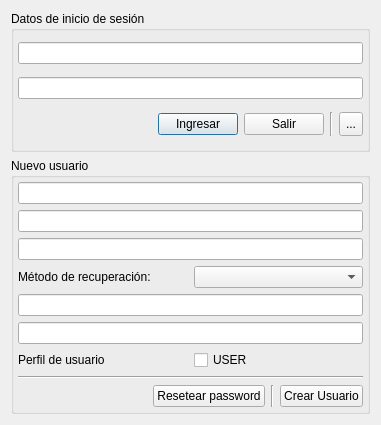
Above: logindialog.ui from lincolningaroca/xxxApp before the change. Below: the same form after it.
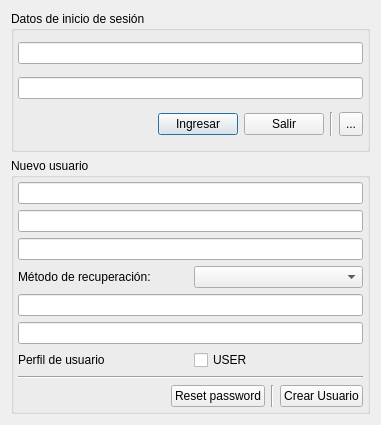
That is the form after the change.

Commit message: Code improvements, moved most of the functions that connect to the database, to keep them separate from the layout or presentation view, these functions were moved to the HelperDataBase_t class. The password recovery form also began to be implemented and designed.

```diff
--- a/logindialog.ui
+++ b/logindialog.ui
@@ -208,7 +208,7 @@
              <item>
               <widget class="QPushButton" name="btnResetPassword">
                <property name="text">
-                <string>Resetear password</string>
+                <string>Reset password</string>
                </property>
               </widget>
              </item>
```
The commit also changes 9 other files.
